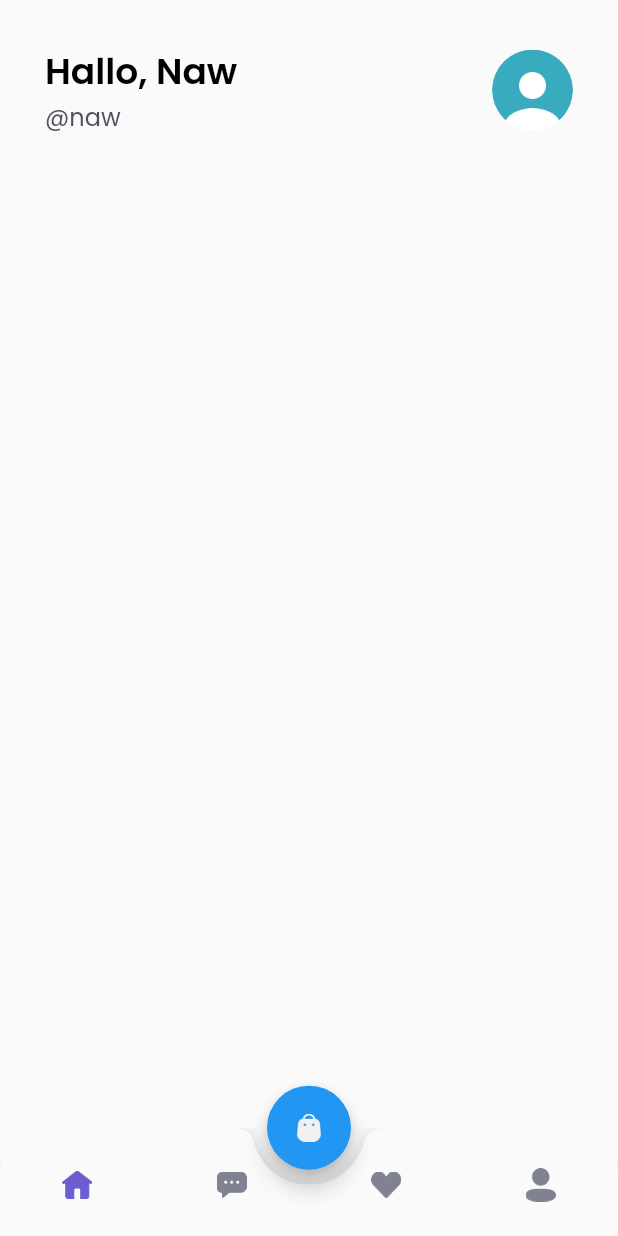
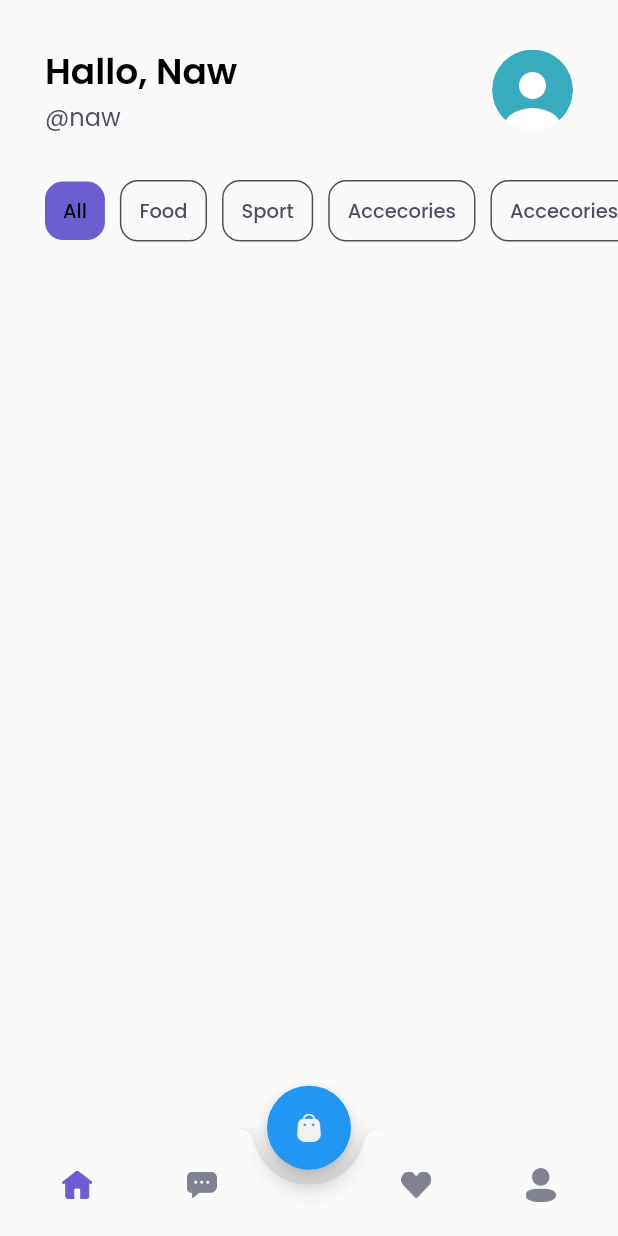
Before and after one commit to MohammadNawawi/flutter-niori, a Flutter app: the MainPage screen opened by its route, on a phone screen of 412 x 824 dp. Run offline on Flutter 3.47's test engine with Material 2 defaults, Android fonts, the phone set to English and light mode, and no system bars; our stand-ins replace google_fonts.

Commit message:
Create Home Page Categories

```diff
--- a/lib/pages/home/home_page.dart
+++ b/lib/pages/home/home_page.dart
@@ -47,9 +47,152 @@ class HomePage extends StatelessWidget {
         ),
       );
     }
+
+    Widget categories(){
+      return Container(
+        margin: EdgeInsets.only(
+          top: defaultMargin,
+        ),
+        child: SingleChildScrollView(
+          scrollDirection: Axis.horizontal,
+          child: Row(
+            children: [
+              SizedBox(
+                width: defaultMargin,
+              ),
+              Container(
+                padding: EdgeInsets.symmetric(
+                  horizontal: 12,
+                  vertical: 10,
+                ),
+                margin: EdgeInsets.only(right: 10),
+                decoration: BoxDecoration(
+                  borderRadius: BorderRadius.circular(12),
+                  color: primaryColor,
+                ),
+                child: Text(
+                  'All',
+                  style: textBlackStyle.copyWith(
+                    fontSize: 13,
+                    fontWeight: medium,
+                  ),
+                ),
+              ),
+              Container(
+                padding: EdgeInsets.symmetric(
+                  horizontal: 12,
+                  vertical: 10,
+                ),
+                margin: EdgeInsets.only(right: 10),
+                decoration: BoxDecoration(
+                  borderRadius: BorderRadius.circular(12),
+                  border: Border.all(
+                    color: subtitleColor,
+                  ),
+                  color: transparentColor,
+                ),
+                child: Text(
+                  'Food',
+                  style: textSubtitleStyle.copyWith(
+                    fontSize: 13,
+                    fontWeight: medium,
+                  ),
+                ),
+              ),
+              Container(
+                padding: EdgeInsets.symmetric(
+                  horizontal: 12,
+                  vertical: 10,
+                ),
+                margin: EdgeInsets.only(right: 10),
+                decoration: BoxDecoration(
+                  borderRadius: BorderRadius.circular(12),
+                  border: Border.all(
+                    color: subtitleColor,
+                  ),
+                  color: transparentColor,
+                ),
+                child: Text(
+                  'Sport',
+                  style: textSubtitleStyle.copyWith(
+                    fontSize: 13,
+                    fontWeight: medium,
+                  ),
+                ),
+              ),
+              Container(
+                padding: EdgeInsets.symmetric(
+                  horizontal: 12,
+                  vertical: 10,
+                ),
+                margin: EdgeInsets.only(right: 10),
+                decoration: BoxDecoration(
+                  borderRadius: BorderRadius.circular(12),
+                  border: Border.all(
+                    color: subtitleColor,
+                  ),
+                  color: transparentColor,
+                ),
+                child: Text(
+                  'Accecories',
+                  style: textSubtitleStyle.copyWith(
+                    fontSize: 13,
+                    fontWeight: medium,
+                  ),
+                ),
+              ),
+              Container(
+                padding: EdgeInsets.symmetric(
+                  horizontal: 12,
+                  vertical: 10,
+                ),
+                margin: EdgeInsets.only(right: 10),
+                decoration: BoxDecoration(
+                  borderRadius: BorderRadius.circular(12),
+                  border: Border.all(
+                    color: subtitleColor,
+                  ),
+                  color: transparentColor,
+                ),
+                child: Text(
+                  'Accecories',
+                  style: textSubtitleStyle.copyWith(
+                    fontSize: 13,
+                    fontWeight: medium,
+                  ),
+                ),
+              ),
+              Container(
+                padding: EdgeInsets.symmetric(
+                  horizontal: 12,
+                  vertical: 10,
+                ),
+                margin: EdgeInsets.only(right: 10),
+                decoration: BoxDecoration(
+                  borderRadius: BorderRadius.circular(12),
+                  border: Border.all(
+                    color: subtitleColor,
+                  ),
+                  color: transparentColor,
+                ),
+                child: Text(
+                  'Accecories',
+                  style: textSubtitleStyle.copyWith(
+                    fontSize: 13,
+                    fontWeight: medium,
+                  ),
+                ),
+              ),
+            ],
+          ),
+        ),
+      );
+    }
+
     return ListView(
       children: [
         header(),
+        categories(),
       ],
     );
   }
--- a/lib/pages/home/main_page.dart
+++ b/lib/pages/home/main_page.dart
@@ -31,7 +31,7 @@ class _MainPageState extends State<MainPage> {
 
     Widget customBottomNav(){
       return ClipRRect(
-        borderRadius: BorderRadius.vertical(top: Radius.circular(30)),
+        borderRadius: BorderRadius.vertical(top: Radius.circular(5)),
         child: BottomAppBar(
           shape: CircularNotchedRectangle(),
           notchMargin: 10,
@@ -59,7 +59,7 @@ class _MainPageState extends State<MainPage> {
               ),
             BottomNavigationBarItem(
               icon: Container(
-                margin: EdgeInsets.only(top: 20),
+                margin: EdgeInsets.only(top: 20, right: 40),
                 child: Image.asset(
                     'assets/images/iclog/icon_chat.png',
                     width: 20,
@@ -70,7 +70,7 @@ class _MainPageState extends State<MainPage> {
               ),
             BottomNavigationBarItem(
               icon: Container(
-                margin: EdgeInsets.only(top: 20),
+                margin: EdgeInsets.only(top: 20, left: 40),
                 child: Image.asset(
                     'assets/images/iclog/icon_wishlist.png',
                     width: 20,
--- a/lib/theme.dart
+++ b/lib/theme.dart
@@ -12,6 +12,7 @@ Color inputColor = Color(0xffe4e4e4);
 Color textBlack = Color(0xff000000);
 Color textGray = Color(0xff999999);
 Color subtitleColor = Color(0xff504f5e);
+Color transparentColor = Colors.transparent;
 
 TextStyle textWhiteStyle = GoogleFonts.poppins(
   color: textWhite,
```
